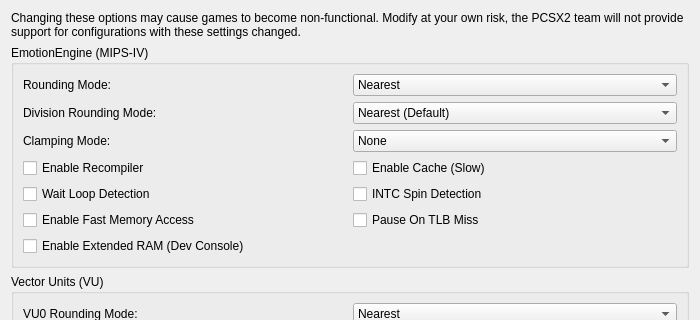
Before: the Qt Designer form pcsx2-qt/Settings/AdvancedSettingsWidget.ui in PenguinVRLab/PenguinScreen2, drawn with Qt 5; both pictures show x 0 to 700 and y 0 to 320 of the 700 by 1100 pixel window.
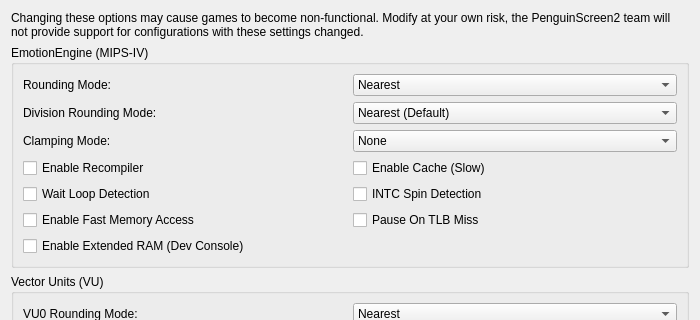
After: the same form once the commit is applied.

Commit message: PenguinScreen2 1.0-rc2

```diff
--- a/pcsx2-qt/Settings/AdvancedSettingsWidget.ui
+++ b/pcsx2-qt/Settings/AdvancedSettingsWidget.ui
@@ -14,7 +14,7 @@
    <item>
     <widget class="QLabel" name="disclaimerLabel">
      <property name="text">
-      <string>Changing these options may cause games to become non-functional. Modify at your own risk, the PCSX2 team will not provide support for configurations with these settings changed.</string>
+      <string>Changing these options may cause games to become non-functional. Modify at your own risk, the PenguinScreen2 team will not provide support for configurations with these settings changed.</string>
      </property>
      <property name="wordWrap">
       <bool>true</bool>
```
The commit also changes 227 other files.
